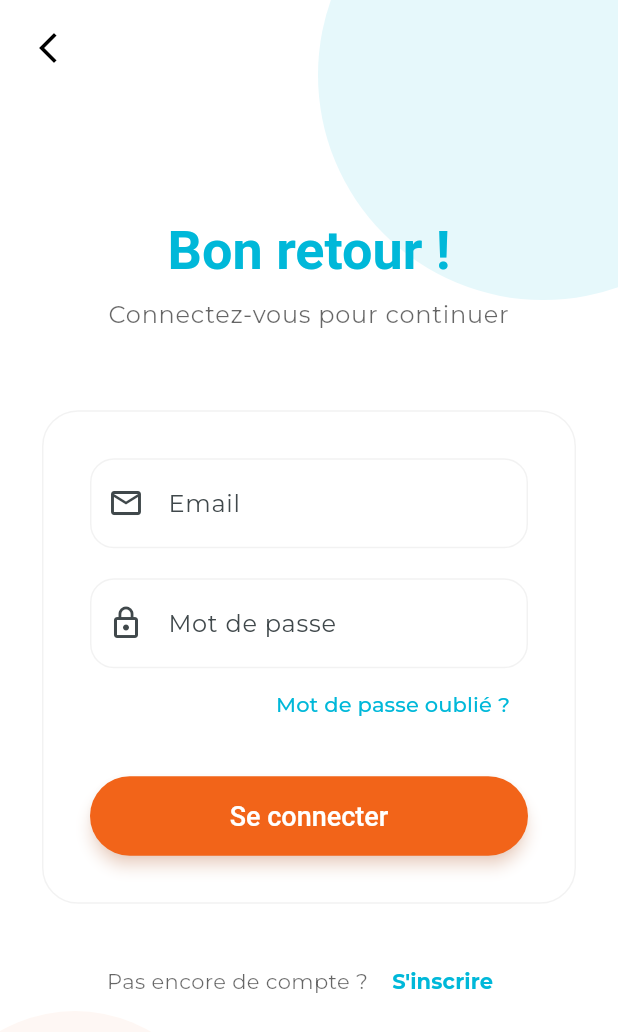
After one commit to sandersdHES/whateka, a Flutter app: the screen it shows after launch, after a tap on "Se connecter", on a phone screen of 412 x 824 dp. The commit adds this screen. Shown: the top 1032 px of the screen. Run offline on Flutter 3.47's test engine with Material 3 defaults, Android fonts, the phone set to English and light mode, and no system bars; our stand-ins replace firebase_core, flutter_map, geolocator, google_fonts, latlong2, supabase_flutter; accounts and stored records are empty.

Commit message:
Correction responsiveness

```diff
--- a/lib/main.dart
+++ b/lib/main.dart
@@ -17,11 +17,14 @@ import 'screens/single_activity_screen.dart';
 import 'screens/ai_result_screen.dart';
 
 import 'package:firebase_core/firebase_core.dart';
+import 'firebase_options.dart';
 
 void main() async {
   WidgetsFlutterBinding.ensureInitialized();
 
-  await Firebase.initializeApp();
+  await Firebase.initializeApp(
+    options: DefaultFirebaseOptions.currentPlatform,
+  );
 
   await Supabase.initialize(
     url: const String.fromEnvironment(
--- a/lib/screens/home_menu_screen.dart
+++ b/lib/screens/home_menu_screen.dart
@@ -3,6 +3,7 @@ import 'package:flutter/material.dart';
 import 'package:google_fonts/google_fonts.dart';
 import 'package:supabase_flutter/supabase_flutter.dart';
 import '../main.dart';
+import '../widgets/responsive_center.dart';
 
 class HomeMenuScreen extends StatefulWidget {
   const HomeMenuScreen({super.key});
@@ -72,9 +73,10 @@ class _HomeMenuScreenState extends State<HomeMenuScreen> {
           ),
 
           SafeArea(
+            child: ResponsiveCenter(
               child: Padding(
-              padding:
-                  const EdgeInsets.symmetric(horizontal: 24.0, vertical: 16.0),
+                padding: const EdgeInsets.symmetric(
+                    horizontal: 24.0, vertical: 16.0),
                 child: Column(
                   crossAxisAlignment: CrossAxisAlignment.stretch,
                   children: [
@@ -149,6 +151,7 @@ class _HomeMenuScreenState extends State<HomeMenuScreen> {
                     ),
                     const SizedBox(height: 24),
                   ],
+                ),
               ),
             ),
           ),
--- a/lib/screens/home_screen.dart
+++ b/lib/screens/home_screen.dart
@@ -1,5 +1,6 @@
 import 'package:flutter/material.dart';
 import '../main.dart';
+import '../widgets/responsive_center.dart';
 
 class HomeScreen extends StatelessWidget {
   const HomeScreen({super.key});
@@ -36,6 +37,7 @@ class HomeScreen extends StatelessWidget {
             ),
           ),
           SafeArea(
+            child: ResponsiveCenter(
               child: Padding(
                 padding: const EdgeInsets.all(24.0),
                 child: Column(
@@ -57,7 +59,8 @@ class HomeScreen extends StatelessWidget {
                     Text(
                       'L\'activité te trouvera !',
                       textAlign: TextAlign.center,
-                    style: Theme.of(context).textTheme.headlineSmall?.copyWith(
+                      style:
+                          Theme.of(context).textTheme.headlineSmall?.copyWith(
                                 color: AppColors.black.withValues(alpha: 0.7),
                               ),
                     ),
@@ -85,6 +88,7 @@ class HomeScreen extends StatelessWidget {
                 ),
               ),
             ),
+          ),
         ],
       ),
     );
--- a/lib/screens/login_screen.dart
+++ b/lib/screens/login_screen.dart
@@ -1,6 +1,7 @@
 import 'package:flutter/material.dart';
 import 'package:supabase_flutter/supabase_flutter.dart';
 import '../main.dart';
+import '../widgets/responsive_center.dart';
 
 class LoginScreen extends StatefulWidget {
   const LoginScreen({super.key});
@@ -105,6 +106,7 @@ class _LoginScreenState extends State<LoginScreen> {
             ),
           ),
           SafeArea(
+            child: ResponsiveCenter(
               child: Center(
                 child: SingleChildScrollView(
                   padding: const EdgeInsets.all(24.0),
@@ -115,7 +117,8 @@ class _LoginScreenState extends State<LoginScreen> {
                       Text(
                         'Bon retour !',
                         textAlign: TextAlign.center,
-                      style: Theme.of(context).textTheme.displaySmall?.copyWith(
+                        style:
+                            Theme.of(context).textTheme.displaySmall?.copyWith(
                                   color: AppColors.cyan,
                                   fontWeight: FontWeight.bold,
                                 ),
@@ -176,7 +179,8 @@ class _LoginScreenState extends State<LoginScreen> {
                                 ),
                                 const SizedBox(height: 24),
                                 if (_isLoading)
-                                const Center(child: CircularProgressIndicator())
+                                  const Center(
+                                      child: CircularProgressIndicator())
                                 else
                                   ElevatedButton(
                                     onPressed: _signIn,
@@ -213,6 +217,7 @@ class _LoginScreenState extends State<LoginScreen> {
                 ),
               ),
             ),
+          ),
         ],
       ),
     );
--- a/lib/screens/signup_screen.dart
+++ b/lib/screens/signup_screen.dart
@@ -1,6 +1,7 @@
 import 'package:flutter/material.dart';
 import 'package:supabase_flutter/supabase_flutter.dart';
 import '../main.dart';
+import '../widgets/responsive_center.dart';
 
 class SignUpScreen extends StatefulWidget {
   const SignUpScreen({super.key});
@@ -88,6 +89,7 @@ class _SignUpScreenState extends State<SignUpScreen> {
             ),
           ),
           SafeArea(
+            child: ResponsiveCenter(
               child: Center(
                 child: SingleChildScrollView(
                   padding: const EdgeInsets.all(24),
@@ -95,7 +97,8 @@ class _SignUpScreenState extends State<SignUpScreen> {
                     children: [
                       Text(
                         'Créer un compte',
-                      style: Theme.of(context).textTheme.displaySmall?.copyWith(
+                        style:
+                            Theme.of(context).textTheme.displaySmall?.copyWith(
                                   color: AppColors.orange,
                                   fontWeight: FontWeight.bold,
                                 ),
@@ -134,7 +137,8 @@ class _SignUpScreenState extends State<SignUpScreen> {
                                     prefixIcon: Icon(Icons.email_outlined),
                                   ),
                                   keyboardType: TextInputType.emailAddress,
-                                validator: (v) => (v != null && v.contains('@'))
+                                  validator: (v) =>
+                                      (v != null && v.contains('@'))
                                           ? null
                                           : 'Email invalide',
                                 ),
@@ -168,7 +172,8 @@ class _SignUpScreenState extends State<SignUpScreen> {
                                 ),
                                 const SizedBox(height: 32),
                                 if (_isLoading)
-                                const Center(child: CircularProgressIndicator())
+                                  const Center(
+                                      child: CircularProgressIndicator())
                                 else
                                   ElevatedButton(
                                     onPressed: _signUp,
@@ -189,8 +194,8 @@ class _SignUpScreenState extends State<SignUpScreen> {
                                 color: AppColors.black.withValues(alpha: 0.6)),
                           ),
                           TextButton(
-                          onPressed: () =>
-                              Navigator.pushReplacementNamed(context, '/login'),
+                            onPressed: () => Navigator.pushReplacementNamed(
+                                context, '/login'),
                             child: const Text(
                               ' Se connecter',
                               style: TextStyle(
@@ -205,6 +210,7 @@ class _SignUpScreenState extends State<SignUpScreen> {
                 ),
               ),
             ),
+          ),
         ],
       ),
     );
--- /dev/null
+++ b/lib/widgets/responsive_center.dart
@@ -0,0 +1,27 @@
+import 'package:flutter/material.dart';
+
+class ResponsiveCenter extends StatelessWidget {
+  final Widget child;
+  final double maxWidth;
+  final EdgeInsetsGeometry padding;
+
+  const ResponsiveCenter({
+    super.key,
+    required this.child,
+    this.maxWidth = 600,
+    this.padding = EdgeInsets.zero,
+  });
+
+  @override
+  Widget build(BuildContext context) {
+    return Center(
+      child: ConstrainedBox(
+        constraints: BoxConstraints(maxWidth: maxWidth),
+        child: Padding(
+          padding: padding,
+          child: child,
+        ),
+      ),
+    );
+  }
+}
```
Also changed, not shown: lib/firebase_options.dart, 1 other file. Lines whose indentation alone changed are shown as unchanged.
